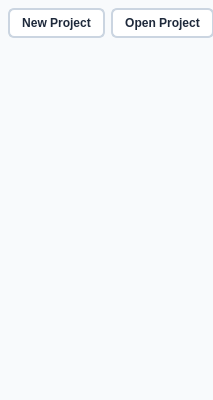
Before: the Qt Designer form src/startrails/ui/sidebar_finish.ui in gkyle/startrails, drawn with Qt 5.
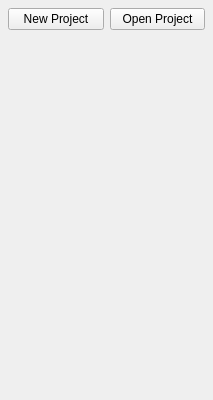
After: the same form once the commit is applied. Custom widgets are drawn as their Qt base class.

Commit message: refactor: dedupe styles

```diff
--- a/src/startrails/ui/sidebar_finish.ui
+++ b/src/startrails/ui/sidebar_finish.ui
@@ -22,42 +22,6 @@
     <height>16777215</height>
    </size>
   </property>
-  <property name="styleSheet">
-   <string notr="true">QWidget#SidebarFinish {
-    background-color: #f8fafc;
-}
-QScrollArea#scroll {
-    border: none;
-    background: transparent;
-}
-QWidget#content {
-    background-color: #f8fafc;
-}
-QScrollBar:vertical {
-    border: none;
-    background: #f1f5f9;
-    width: 6px;
-    border-radius: 3px;
-    margin: 2px 0px 2px 0px;
-}
-QScrollBar::handle:vertical {
-    background: #cbd5e1;
-    min-height: 24px;
-    border-radius: 3px;
-}
-QScrollBar::handle:vertical:hover {
-    background: #94a3b8;
-}
-QScrollBar::add-line:vertical, QScrollBar::sub-line:vertical {
-    height: 0px;
-}
-QScrollBar::add-page:vertical, QScrollBar::sub-page:vertical {
-    background: none;
-}
-QScrollBar:horizontal {
-    height: 0px;
-}</string>
-  </property>
   <layout class="QVBoxLayout" name="root_layout">
    <property name="spacing">
     <number>0</number>
@@ -123,27 +87,6 @@
            <property name="toolTip">
             <string>Create a new project</string>
            </property>
-           <property name="styleSheet">
-            <string notr="true">QPushButton#newProject {
-    background-color: #ffffff;
-    color: #1e293b;
-    border: 2px solid #cbd5e1;
-    border-radius: 6px;
-    padding: 6px 12px;
-    font-weight: 500;
-    font-size: 12px;
-}
-QPushButton#newProject:hover {
-    background-color: #f1f5f9;
-    border-color: #94a3b8;
-}
-QPushButton#newProject:pressed {
-    background-color: #e2e8f0;
-}
-QPushButton#newProject:focus:enabled {
-    border-color: #0f172a;
-}</string>
-           </property>
            <property name="text">
             <string>New Project</string>
            </property>
@@ -157,27 +100,6 @@
            <property name="toolTip">
             <string>Open an existing project</string>
            </property>
-           <property name="styleSheet">
-            <string notr="true">QPushButton#openProject {
-    background-color: #ffffff;
-    color: #1e293b;
-    border: 2px solid #cbd5e1;
-    border-radius: 6px;
-    padding: 6px 12px;
-    font-weight: 500;
-    font-size: 12px;
-}
-QPushButton#openProject:hover {
-    background-color: #f1f5f9;
-    border-color: #94a3b8;
-}
-QPushButton#openProject:pressed {
-    background-color: #e2e8f0;
-}
-QPushButton#openProject:focus:enabled {
-    border-color: #0f172a;
-}</string>
-           </property>
            <property name="text">
             <string>Open Project</string>
            </property>
```
The commit also changes 37 other files.
